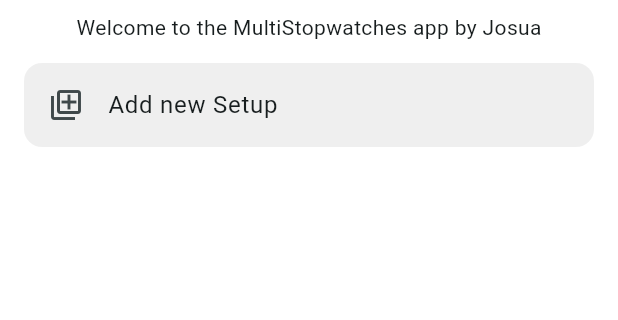
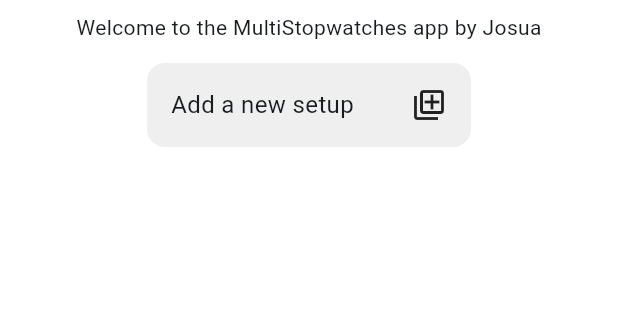
Before and after one commit to b-ausoj/flutter_stopwatch_app_v1, a Flutter app: the screen it shows after launch, on a phone screen of 412 x 824 dp, the part 84-404 px from its top. Run offline on Flutter 3.47's test engine with Material 3 defaults, Android fonts, the phone set to English and light mode, and no system bars; our stand-ins replace shared_preferences.

Commit message:
small fixes with text overflow

```diff
--- a/lib/pages/start_page.dart
+++ b/lib/pages/start_page.dart
@@ -33,8 +33,7 @@ class _StartPageState extends State<StartPage>
         title: const Text("MultiStopwatches by Josua"),
         leading: NavIcon(_startController),
       ),
-      drawer: NavDrawer(
-          _startController.setups, _startController, null, true),
+      drawer: NavDrawer(_startController.setups, _startController, null, true),
       body: Padding(
         padding: const EdgeInsets.all(8.0),
         child: Column(
@@ -47,8 +46,7 @@ class _StartPageState extends State<StartPage>
               child: ListView(
                 shrinkWrap: true,
                 children: [
-                  ..._startController.setups
-                      .map((SetupModel setup) => Card(
+                  ..._startController.setups.map((SetupModel setup) => Card(
                         color: const Color(0xFFEFEFEF),
                         elevation: 0,
                         child: ListTile(
@@ -56,10 +54,8 @@ class _StartPageState extends State<StartPage>
                               const EdgeInsets.only(left: 16.0, right: 8.0),
                           leading: const Icon(Icons.timer_outlined),
                           title: Center(
-                                  child: StartTextWithBadge(
-                                      _startController,
-                                      _startController.setups
-                                          .indexOf(setup))),
+                              child: StartTextWithBadge(_startController,
+                                  _startController.setups.indexOf(setup))),
                           trailing: StartPagePopupMenuButton(
                               onSelected: (StartPageCardMenuItem item) {
                             switch (item) {
@@ -67,8 +63,7 @@ class _StartPageState extends State<StartPage>
                                 _showRenameDialog(setup);
                                 break;
                               case StartPageCardMenuItem.delete:
-                                    _showDeleteSetupDialog(
-                                        setup);
+                                _showDeleteSetupDialog(setup);
                                 break;
                             }
                           }),
@@ -76,8 +71,7 @@ class _StartPageState extends State<StartPage>
                             Navigator.of(context)
                                 .push(MaterialPageRoute(
                                     builder: (context) => StopwatchesPage(
-                                            setup,
-                                            _startController.setups)))
+                                        setup, _startController.setups)))
                                 .then((value) {
                               _startController.refreshBadgeState();
                               setState(() {});
@@ -88,12 +82,10 @@ class _StartPageState extends State<StartPage>
                   Card(
                     // Add new Setup
                     margin: const EdgeInsets.symmetric(
-                        horizontal: 8.0, vertical: 4.0),
+                        horizontal: 90.0, vertical: 4.0),
                     color: const Color(0xFFEFEFEF),
                     elevation: 0,
-                    child: ListTile(
-                      leading: const Icon(Icons.add_to_photos_outlined),
-                      title: const Text("Add new Setup"),
+                    child: InkWell(
                         onTap: () {
                           SetupModel newSetup = SetupModel(
                               "Setup ${_startController.setups.length + 1}",
@@ -106,14 +98,27 @@ class _StartPageState extends State<StartPage>
                           Navigator.of(context)
                               .push(MaterialPageRoute(
                                   builder: (context) => StopwatchesPage(
-                                    newSetup,
-                                    _startController.setups)))
+                                      newSetup, _startController.setups)))
                               .then((value) {
                             _startController.refreshBadgeState();
                             setState(() {});
                           });
                         },
+                        child: const Padding(
+                          padding: EdgeInsets.all(16.0),
+                          child: Row(
+                            children: [
+                              Expanded(
+                                child: Text(
+                                  "Add a new setup",
+                                  overflow: TextOverflow.ellipsis,
+                                  style: TextStyle(fontSize: 16),
                                 ),
+                              ),
+                              Icon(Icons.add_to_photos_outlined)
+                            ],
+                          ),
+                        )),
                   ),
                 ],
               ),
@@ -124,8 +129,7 @@ class _StartPageState extends State<StartPage>
     );
   }
 
-  Future<void> _showDeleteSetupDialog(
-      SetupModel setupModel) async {
+  Future<void> _showDeleteSetupDialog(SetupModel setupModel) async {
     return showDialog<void>(
       context: context,
       barrierDismissible: true,
@@ -141,8 +145,7 @@ class _StartPageState extends State<StartPage>
     );
   }
 
-  Future<String?> _showRenameDialog(
-      SetupModel setupModel) async {
+  Future<String?> _showRenameDialog(SetupModel setupModel) async {
     return showDialog<String>(
       context: context,
       barrierDismissible: true,
--- a/lib/widgets/navigation_drawer.dart
+++ b/lib/widgets/navigation_drawer.dart
@@ -49,9 +49,9 @@ class _NavDrawerState extends State<NavDrawer> {
           ...widget.allSetups.map((SetupModel setup) =>
               NavigationDrawerDestination(
                   icon: const Icon(Icons.timer_outlined),
-                  label: NavTextWithBadge(setup.name, false))),
+                  label: Flexible(child: NavTextWithBadge(setup.name, false)))),
           const NavigationDrawerDestination(
-              icon: Icon(Icons.add), label: Text("Add new Setup")),
+              icon: Icon(Icons.add), label: Text("Add a new setup")),
           const Divider(),
           const NavigationDrawerDestination(
               icon: Icon(Icons.history),
--- a/lib/widgets/popup_menu_buttons/stopwatches_page_popup_menu_button.dart
+++ b/lib/widgets/popup_menu_buttons/stopwatches_page_popup_menu_button.dart
@@ -37,7 +37,7 @@ class StopwatchesPagePopupMenuButton extends StatelessWidget {
               ),
               Container(
                 constraints: const BoxConstraints(maxWidth: 140),
-                child: Text("Delete $name"), // TODO: not a perfect name
+                child: const Text("Delete this setup", overflow: TextOverflow.ellipsis,), // TODO: not a perfect name
               ),
             ],
           ),
--- a/lib/widgets/text_with_badge/nav_text_with_badge.dart
+++ b/lib/widgets/text_with_badge/nav_text_with_badge.dart
@@ -33,7 +33,7 @@ class _NavTextWithBadgeState extends State<NavTextWithBadge> {
       smallSize: 8.0,
       child: Padding(
         padding: const EdgeInsets.only(right: 16.0),
-        child: Text(widget.name),
+        child: Text(widget.name, overflow: TextOverflow.ellipsis,),
       ),
     );
   }
--- a/lib/widgets/text_with_badge/start_text_with_badge.dart
+++ b/lib/widgets/text_with_badge/start_text_with_badge.dart
@@ -23,6 +23,7 @@ class _StartTextWithBadgeState extends State<StartTextWithBadge> {
         padding: const EdgeInsets.only(right: 16.0, left: 16.0),
         child: Text(
           widget.controller.setups[widget.index].name,
+          overflow: TextOverflow.ellipsis,
         ),
       ),
     );
```
Also changed, not shown: lib/widgets/cards/stopwatch_card.dart (+14 -8 lines). Lines whose indentation alone changed are shown as unchanged.
